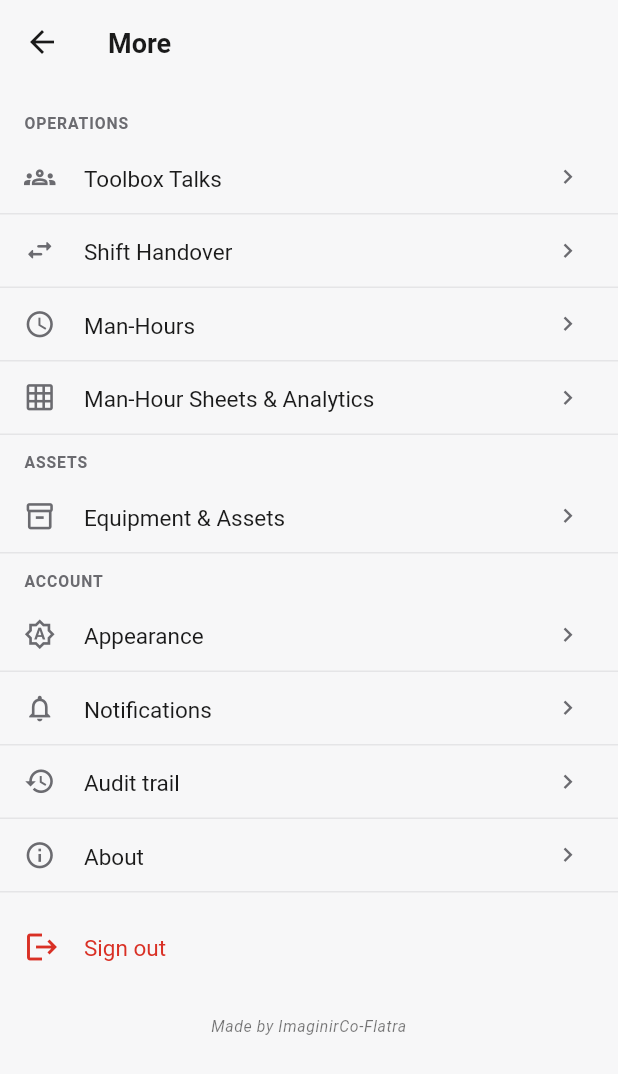
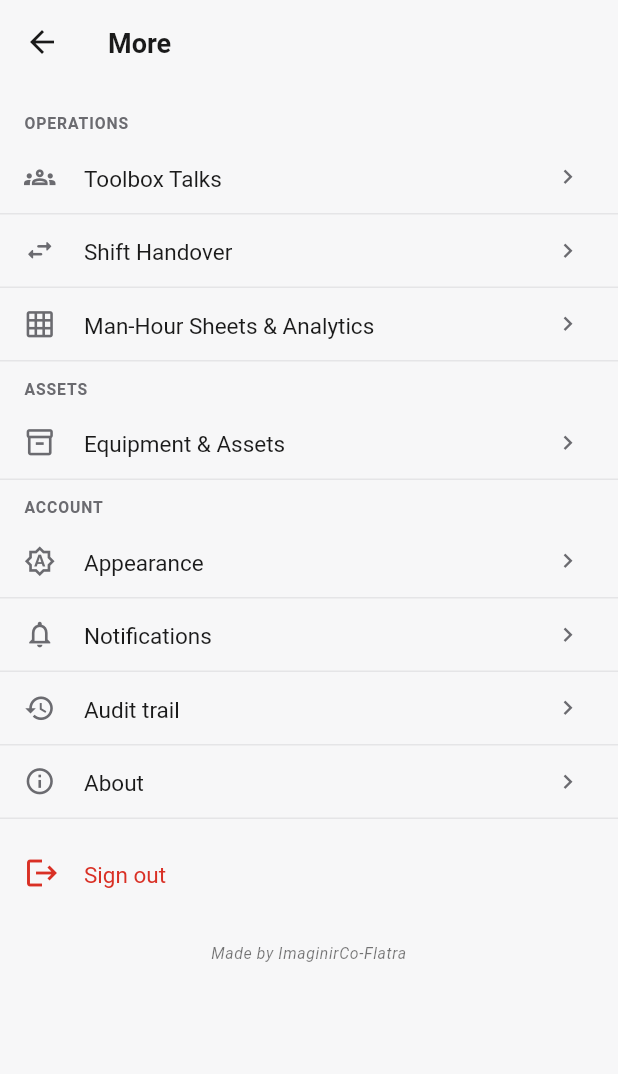
Before and after one commit to Clintoniwoloma001/SafeDepotPro, a Flutter app: the MoreScreen screen opened directly, on a phone screen of 412 x 824 dp. Shown: the top 1074 px of the screen. Run offline on Flutter 3.47's test engine with Material 3 defaults, Android fonts, the phone set to English and light mode, and no system bars; our stand-ins replace fl_chart, flutter_local_notifications, flutter_riverpod, flutter_secure_storage, geolocator, go_router and 9 more; missing offline and left inert: shorebird_code_push, syncfusion_flutter_xlsio; accounts and stored records are empty.

Commit message:
feat: keep man-hour sheets only, add filtered Excel export
- Drop the legacy 'Man-Hours' option from the More menu, leaving the
  functional 'Man-Hour Sheets & Analytics' sheet builder.
- Add auto-filter to man-hour Excel export headers (depot and summary
  sheets) so columns are sortable/filterable; headers remain ordered,
  centred, bold and colour-filled.
- Bump version to 2.1.6+15.

```diff
--- a/lib/features/manhours/man_hour_exporter.dart
+++ b/lib/features/manhours/man_hour_exporter.dart
@@ -247,6 +247,9 @@ class ManHourExporter {
     row++;
     sheet.getRangeByIndex(row, 1).setText('Entries');
     sheet.getRangeByIndex(row, 2).setNumber(rows.length.toDouble());
+
+    // Make the header row filterable so depot leads can slice the export.
+    sheet.autoFilters.filterRange = sheet.getRangeByIndex(3, 1, 3, 5);
   }
 
   /// Lays out the cross-depot summary sheet.
@@ -317,6 +320,9 @@ class ManHourExporter {
     hoursCell.setNumber(grandHours.toDouble());
     hoursCell.cellStyle.bold = true;
     hoursCell.cellStyle.backColor = _totalFill;
+
+    // Make the header row filterable so depot leads can slice the export.
+    sheet.autoFilters.filterRange = sheet.getRangeByIndex(4, 1, 4, 4);
   }
 
   static Future<File> _save(xlsio.Workbook workbook, String fileName) async {
--- a/lib/features/more/more_screen.dart
+++ b/lib/features/more/more_screen.dart
@@ -40,7 +40,6 @@ class MoreScreen extends ConsumerWidget {
             items: [
               _Item('Toolbox Talks', Icons.groups_outlined, Routes.toolbox),
               _Item('Shift Handover', Icons.swap_horiz_rounded, Routes.handover),
-              _Item('Man-Hours', Icons.schedule_outlined, Routes.manHours),
               _Item('Man-Hour Sheets & Analytics', Icons.grid_on_outlined,
                   Routes.manHourManagement),
             ],
--- a/pubspec.yaml
+++ b/pubspec.yaml
@@ -27,7 +27,7 @@ publish_to: 'none' # Proprietary: never publish to pub.dev.
 # https://developer.apple.com/library/archive/documentation/General/Reference/InfoPlistKeyReference/Articles/CoreFoundationKeys.html
 # In Windows, build-name is used as the major, minor, and patch parts
 # of the product and file versions while build-number is used as the build suffix.
-version: 2.1.5+14
+version: 2.1.6+15
 
 environment:
   sdk: ^3.13.5
```
